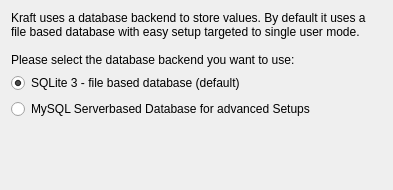
The window that src/dbselect.ui (dragotin/kraft) describes before a commit, drawn with Qt 5.
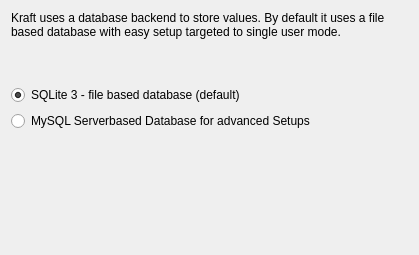
The same window after the commit.

Diff of the .ui file:
```diff
--- a/src/dbselect.ui
+++ b/src/dbselect.ui
@@ -6,26 +6,22 @@
    <rect>
     <x>0</x>
     <y>0</y>
-    <width>393</width>
-    <height>190</height>
+    <width>419</width>
+    <height>255</height>
    </rect>
   </property>
   <layout class="QGridLayout" name="gridLayout">
    <item row="0" column="0">
-    <layout class="QVBoxLayout" name="verticalLayout">
-     <item>
       <widget class="QLabel" name="label">
        <property name="text">
-        <string>Kraft uses a database backend to store values. By default it uses a file based database with easy setup targeted to single user mode.
-
-Please select the database backend you want to use:</string>
+      <string>&lt;html&gt;&lt;head/&gt;&lt;body&gt;&lt;p&gt;Kraft uses a database backend to store values. By default it uses a file based database with easy setup targeted to single user mode.&lt;/p&gt;&lt;p&gt;&lt;br/&gt;&lt;/p&gt;&lt;/body&gt;&lt;/html&gt;</string>
        </property>
        <property name="wordWrap">
         <bool>true</bool>
        </property>
       </widget>
      </item>
-     <item>
+   <item row="1" column="0">
       <widget class="QRadioButton" name="mRbSqlite3">
        <property name="text">
         <string>SQLite 3 - file based database (default)</string>
@@ -33,16 +29,22 @@
        <property name="checked">
         <bool>true</bool>
        </property>
-      </widget>
-     </item>
-     <item>
+     <attribute name="buttonGroup">
+      <string notr="true">buttonGroup</string>
+     </attribute>
+    </widget>
+   </item>
+   <item row="2" column="0">
       <widget class="QRadioButton" name="mRbMySQL">
        <property name="text">
         <string>MySQL Serverbased Database for advanced Setups</string>
        </property>
-      </widget>
-     </item>
-     <item>
+     <attribute name="buttonGroup">
+      <string notr="true">buttonGroup</string>
+     </attribute>
+    </widget>
+   </item>
+   <item row="3" column="0">
       <spacer name="verticalSpacer">
        <property name="orientation">
         <enum>Qt::Vertical</enum>
@@ -50,14 +52,12 @@
        <property name="sizeHint" stdset="0">
         <size>
          <width>20</width>
-         <height>45</height>
+       <height>94</height>
         </size>
        </property>
       </spacer>
      </item>
     </layout>
-   </item>
-  </layout>
  </widget>
  <resources/>
  <connections/>
```
Left out of the diff: 3 changed lines with no effect on the pictures. Lines whose indentation alone changed are shown as unchanged.
